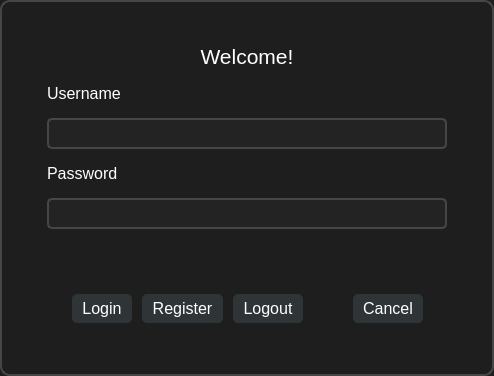
The window that logindialog.ui (alvi-khan/Marshal) describes before a commit, drawn with Qt 5.
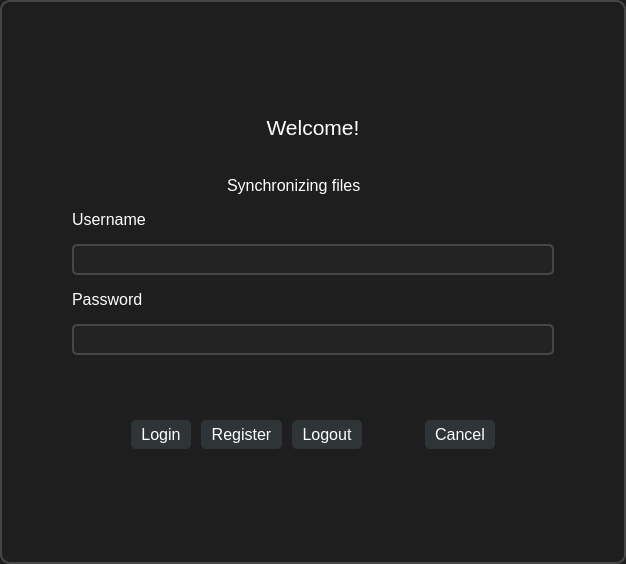
The same window after the commit. Icons and pictures are not drawn.

```diff
--- a/logindialog.ui
+++ b/logindialog.ui
@@ -6,8 +6,8 @@
    <rect>
     <x>0</x>
     <y>0</y>
-    <width>494</width>
-    <height>376</height>
+    <width>626</width>
+    <height>564</height>
    </rect>
   </property>
   <property name="sizePolicy">
@@ -18,8 +18,8 @@
   </property>
   <property name="maximumSize">
    <size>
-    <width>494</width>
-    <height>376</height>
+    <width>1000</width>
+    <height>1000</height>
    </size>
   </property>
   <property name="font">
@@ -89,13 +89,16 @@
        <number>15</number>
       </property>
       <property name="leftMargin">
-       <number>10</number>
+       <number>35</number>
       </property>
       <property name="topMargin">
-       <number>0</number>
+       <number>50</number>
       </property>
       <property name="rightMargin">
-       <number>10</number>
+       <number>35</number>
+      </property>
+      <property name="bottomMargin">
+       <number>50</number>
       </property>
       <item>
        <spacer name="verticalSpacer_2">
@@ -112,6 +115,9 @@
       </item>
       <item>
        <widget class="QLabel" name="welcomeLabel">
+        <property name="enabled">
+         <bool>true</bool>
+        </property>
         <property name="font">
          <font>
           <family>Segoe UI</family>
@@ -129,6 +135,96 @@
         </property>
        </widget>
       </item>
+      <item>
+       <widget class="QFrame" name="loadingText">
+        <property name="maximumSize">
+         <size>
+          <width>16777215</width>
+          <height>52</height>
+         </size>
+        </property>
+        <property name="styleSheet">
+         <string notr="true">border: none;</string>
+        </property>
+        <property name="frameShape">
+         <enum>QFrame::StyledPanel</enum>
+        </property>
+        <property name="frameShadow">
+         <enum>QFrame::Raised</enum>
+        </property>
+        <layout class="QHBoxLayout" name="horizontalLayout_2">
+         <property name="leftMargin">
+          <number>0</number>
+         </property>
+         <property name="topMargin">
+          <number>20</number>
+         </property>
+         <property name="rightMargin">
+          <number>0</number>
+         </property>
+         <property name="bottomMargin">
+          <number>0</number>
+         </property>
+         <item>
+          <spacer name="horizontalSpacer_6">
+           <property name="orientation">
+            <enum>Qt::Horizontal</enum>
+           </property>
+           <property name="sizeHint" stdset="0">
+            <size>
+             <width>40</width>
+             <height>20</height>
+            </size>
+           </property>
+          </spacer>
+         </item>
+         <item>
+          <widget class="QLabel" name="label">
+           <property name="font">
+            <font>
+             <family>Segoe UI</family>
+             <pointsize>12</pointsize>
+            </font>
+           </property>
+           <property name="text">
+            <string>Synchronizing files</string>
+           </property>
+          </widget>
+         </item>
+         <item>
+          <widget class="QPushButton" name="loadingGIF">
+           <property name="enabled">
+            <bool>false</bool>
+           </property>
+           <property name="styleSheet">
+            <string notr="true">background-color: rgba(255, 255, 255, 0);
+padding: 0px;</string>
+           </property>
+           <property name="text">
+            <string/>
+           </property>
+           <property name="icon">
+            <iconset resource="Resources.qrc">
+             <normaloff>:/Icons/Resources/Icons/Loading.gif</normaloff>:/Icons/Resources/Icons/Loading.gif</iconset>
+           </property>
+          </widget>
+         </item>
+         <item>
+          <spacer name="horizontalSpacer_5">
+           <property name="orientation">
+            <enum>Qt::Horizontal</enum>
+           </property>
+           <property name="sizeHint" stdset="0">
+            <size>
+             <width>40</width>
+             <height>20</height>
+            </size>
+           </property>
+          </spacer>
+         </item>
+        </layout>
+       </widget>
+      </item>
       <item>
        <widget class="QLabel" name="usernameLabel">
         <property name="font">
```
Left out of the diff: 4 changed lines with no effect on the pictures.
